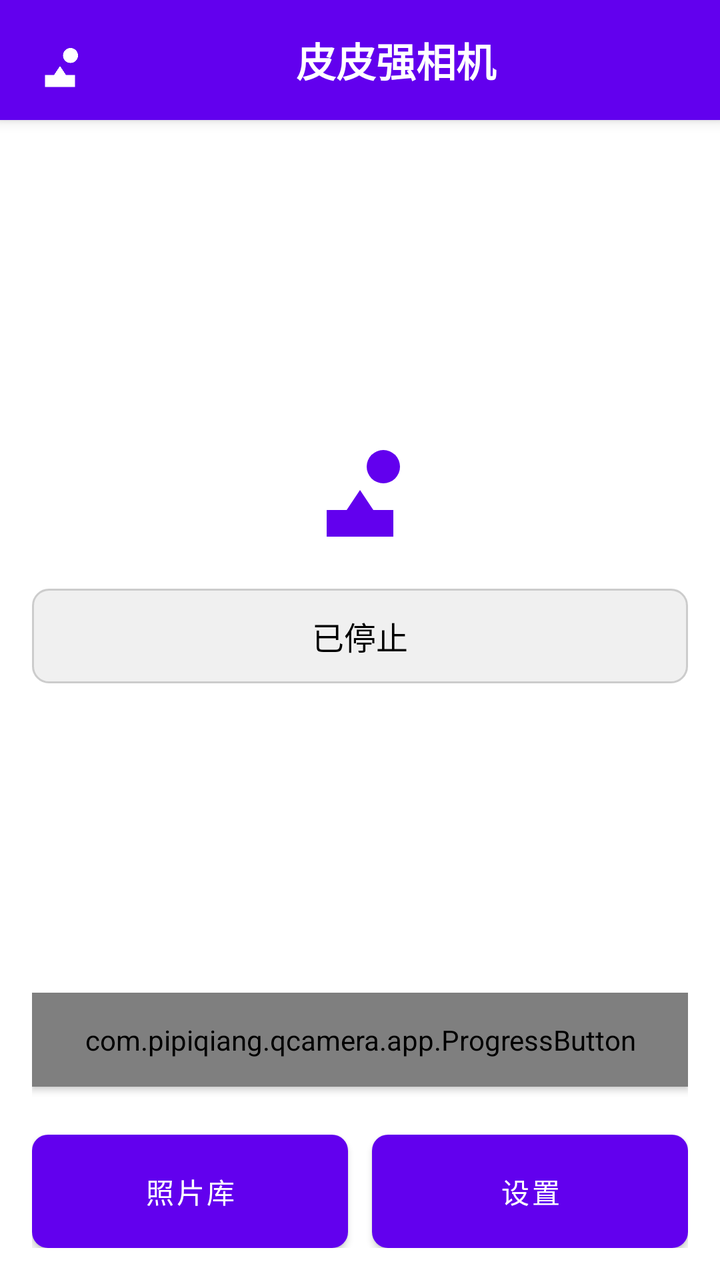
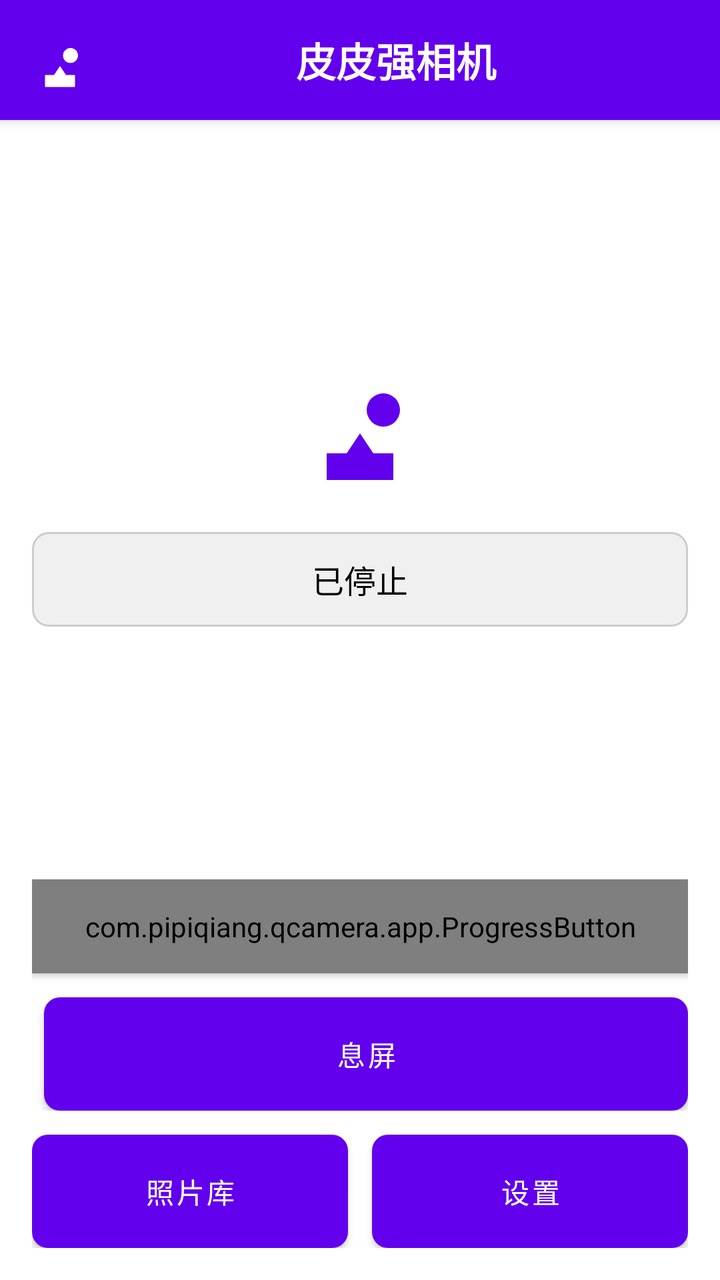

Two renders of the same Android screen: before a commit and after it. Below are the layout's source before the change and the commit's diff.
<!-- AndroidManifest.xml: activity theme Theme.CameraApp.NoActionBar -->
<!-- res/layout/activity_main.xml -->
<?xml version="1.0" encoding="utf-8"?>
<LinearLayout xmlns:android="http://schemas.android.com/apk/res/android"
    xmlns:app="http://schemas.android.com/apk/res-auto"
    xmlns:tools="http://schemas.android.com/tools"
    android:layout_width="match_parent"
    android:layout_height="match_parent"
    android:orientation="vertical"
    tools:context=".MainActivity">

    
    <LinearLayout
        android:layout_width="match_parent"
        android:layout_height="wrap_content"
        android:orientation="horizontal"
        android:padding="12dp"
        android:background="@color/purple_500"
        android:elevation="4dp">

        <ImageView
            android:layout_width="36dp"
            android:layout_height="36dp"
            android:src="@drawable/ic_camera"
            android:layout_gravity="center_vertical"
            app:tint="@android:color/white" />

        <TextView
            android:layout_width="0dp"
            android:layout_height="wrap_content"
            android:layout_weight="1"
            android:text="@string/app_name"
            android:textSize="20sp"
            android:textStyle="bold"
            android:textColor="@android:color/white"
            android:gravity="center"
            android:layout_gravity="center_vertical" />

        
        <TextView
            android:id="@+id/tv_capture_count"
            android:layout_width="wrap_content"
            android:layout_height="wrap_content"
            android:text="已拍张数: 0"
            android:textSize="14sp"
            android:textColor="@android:color/white"
            android:layout_gravity="center_vertical"
            android:visibility="gone" />

    </LinearLayout>

    
    <FrameLayout
        android:id="@+id/camera_preview_container"
        android:layout_width="match_parent"
        android:layout_height="0dp"
        android:layout_weight="1"
        android:background="@android:color/black"
        android:visibility="gone">
        
        <TextureView
            android:id="@+id/texture_view"
            android:layout_width="match_parent"
            android:layout_height="match_parent" />
            
        
        <ImageView
            android:id="@+id/iv_captured_image"
            android:layout_width="match_parent"
            android:layout_height="match_parent"
            android:visibility="gone"
            android:scaleType="centerCrop" />

        
        <TextView
            android:id="@+id/tv_capture_time"
            android:layout_width="wrap_content"
            android:layout_height="wrap_content"
            android:layout_gravity="bottom|start"
            android:layout_margin="12dp"
            android:paddingLeft="8dp"
            android:paddingRight="8dp"
            android:paddingTop="4dp"
            android:paddingBottom="4dp"
            android:textColor="@android:color/white"
            android:textSize="14sp"
            android:background="#66000000"
            android:visibility="gone"
            android:text="" />

        
        <TextView
            android:id="@+id/tv_upload_status"
            android:layout_width="wrap_content"
            android:layout_height="wrap_content"
            android:layout_gravity="bottom|end"
            android:layout_margin="12dp"
            android:paddingLeft="8dp"
            android:paddingRight="8dp"
            android:paddingTop="4dp"
            android:paddingBottom="4dp"
            android:textColor="@android:color/white"
            android:textSize="14sp"
            android:background="#66000000"
            android:visibility="gone"
            android:text="待上传: 0" />
            
        
        <ImageButton
            android:id="@+id/btn_flash_indicator"
            android:layout_width="40dp"
            android:layout_height="40dp"
            android:layout_gravity="top|end"
            android:layout_margin="12dp"
            android:background="@drawable/circle_background"
            android:src="@drawable/ic_flash_off"
            android:contentDescription="闪光灯状态"
            android:elevation="2dp" />
            
    </FrameLayout>

    
    <LinearLayout
        android:id="@+id/app_icon_container"
        android:layout_width="match_parent"
        android:layout_height="0dp"
        android:layout_weight="1"
        android:orientation="vertical"
        android:gravity="center"
        android:padding="16dp">

        <ImageView
            android:id="@+id/app_icon"
            android:layout_width="80dp"
            android:layout_height="80dp"
            android:src="@drawable/ic_camera"
            app:tint="@color/purple_500" />

        <TextView
            android:id="@+id/tv_status"
            android:layout_width="match_parent"
            android:layout_height="wrap_content"
            android:text="@string/status_stopped"
            android:textSize="16sp"
            android:gravity="center"
            android:layout_marginTop="16dp"
            android:padding="12dp"
            android:background="@drawable/status_background"
            android:textColor="@android:color/primary_text_light" />

    </LinearLayout>

    
    <LinearLayout
        android:layout_width="match_parent"
        android:layout_height="wrap_content"
        android:orientation="vertical"
        android:padding="16dp">

    <com.pipiqiang.qcamera.app.ProgressButton
            android:id="@+id/btn_start_stop"
            android:layout_width="match_parent"
            android:layout_height="wrap_content"
            android:text="@string/start_capture"
            android:textSize="16sp"
            android:layout_marginBottom="12dp"
            android:padding="14dp"
            android:background="@drawable/rounded_button"
            android:textColor="@android:color/white"
            android:elevation="2dp" />

        <LinearLayout
            android:layout_width="match_parent"
            android:layout_height="wrap_content"
            android:orientation="horizontal"
            android:layout_marginBottom="12dp">

            <Button
                android:id="@+id/btn_select_camera"
                android:layout_width="0dp"
                android:layout_height="wrap_content"
                android:layout_weight="1"
                android:text="选择摄像头"
                android:textSize="14sp"
                android:layout_marginEnd="6dp"
                android:padding="12dp"
                android:background="@drawable/rounded_button_secondary"
                android:textColor="@android:color/white"
                android:visibility="gone"
                android:elevation="2dp" />

            <Button
                android:id="@+id/btn_flash_toggle"
                android:layout_width="0dp"
                android:layout_height="wrap_content"
                android:layout_weight="1"
                android:text="闪光灯: 关"
                android:textSize="14sp"
                android:layout_marginStart="6dp"
                android:padding="12dp"
                android:background="@drawable/rounded_button_secondary"
                android:textColor="@android:color/white"
                android:visibility="gone"
                android:elevation="2dp" />

        </LinearLayout>

        <LinearLayout
            android:layout_width="match_parent"
            android:layout_height="wrap_content"
            android:orientation="horizontal">

            <Button
                android:id="@+id/btn_gallery"
                android:layout_width="0dp"
                android:layout_height="wrap_content"
                android:layout_weight="1"
                android:text="@string/photo_gallery"
                android:textSize="14sp"
                android:layout_marginEnd="6dp"
                android:padding="12dp"
                android:background="@drawable/rounded_button"
                android:textColor="@android:color/white"
                android:elevation="2dp" />

            <Button
                android:id="@+id/btn_settings"
                android:layout_width="0dp"
                android:layout_height="wrap_content"
                android:layout_weight="1"
                android:text="@string/settings"
                android:textSize="14sp"
                android:layout_marginStart="6dp"
                android:padding="12dp"
                android:background="@drawable/rounded_button"
                android:textColor="@android:color/white"
                android:elevation="2dp" />

        </LinearLayout>

    </LinearLayout>

</LinearLayout>
<!-- resources referenced by this layout -->
<resources>
  <color name="purple_500">#FF6200EE</color>
  <!-- drawable circle_background (drawable) -->
  <?xml version="1.0" encoding="utf-8"?>
  <shape xmlns:android="http://schemas.android.com/apk/res/android"
      android:shape="oval">
      <solid android:color="#80000000" />
  </shape>
  <!-- drawable ic_camera (drawable) -->
  <vector xmlns:android="http://schemas.android.com/apk/res/android"
      android:width="24dp"
      android:height="24dp"
      android:viewportWidth="24"
      android:viewportHeight="24"
      android:tint="?attr/colorControlNormal">
    <path
        android:fillColor="@android:color/white"
        android:pathData="M19,5h-2L17,3L7,3v2L5,5v14h2v2h10v-2h2L19,5zM19,19h-2v-2L7,17v2L5,19L5,5h2L7,3h10v2h2v14z"/>
    <path
        android:fillColor="@android:color/white"
        android:pathData="M15.5,10.5m-2.5,0a2.5,2.5 0,1 1,5 0a2.5,2.5 0,1 1,-5 0"/>
    <path
        android:fillColor="@android:color/white"
        android:pathData="M12,14l-2,3h4l-2,-3z"/>
  </vector>
  <!-- drawable ic_flash_off (drawable) -->
  <vector xmlns:android="http://schemas.android.com/apk/res/android"
      android:width="24dp"
      android:height="24dp"
      android:viewportWidth="24"
      android:viewportHeight="24"
      android:tint="?attr/colorControlNormal">
    <path
        android:fillColor="@android:color/white"
        android:pathData="M3.27,3L2,4.27l5,5V13h3v9l3.58,-6.14L17.73,20 19,18.73 3.27,3zM17,10h-4l4,-8H7v2.18l8.46,8.46L17,10z"/>
  </vector>
  <!-- drawable rounded_button (drawable) -->
  <?xml version="1.0" encoding="utf-8"?>
  <shape xmlns:android="http://schemas.android.com/apk/res/android"
      android:shape="rectangle">
      <solid android:color="@color/purple_500" />
      <corners android:radius="8dp" />
  </shape>
  <!-- drawable rounded_button_secondary (drawable) -->
  <?xml version="1.0" encoding="utf-8"?>
  <shape xmlns:android="http://schemas.android.com/apk/res/android"
      android:shape="rectangle">
      <solid android:color="@color/purple_700" />
      <corners android:radius="8dp" />
  </shape>
  <!-- drawable status_background (drawable) -->
  <?xml version="1.0" encoding="utf-8"?>
  <shape xmlns:android="http://schemas.android.com/apk/res/android">
      <solid android:color="#F0F0F0" />
      <corners android:radius="8dp" />
      <stroke android:width="1dp" android:color="#CCCCCC" />
  </shape>
  <string name="app_name">皮皮强相机</string>
  <string name="photo_gallery">照片库</string>
  <string name="settings">设置</string>
  <string name="start_capture">开始拍照</string>
  <string name="status_stopped">已停止</string>
  <style name="Theme.CameraApp.NoActionBar" parent="Theme.CameraApp">
          <item name="windowActionBar">false</item>
          <item name="windowNoTitle">true</item>
      </style>
  <color name="purple_700">#FF3700B3</color>
  <style name="Theme.CameraApp" parent="Theme.MaterialComponents.DayNight.DarkActionBar">
          
          <item name="colorPrimary">@color/purple_500</item>
          <item name="colorPrimaryVariant">@color/purple_700</item>
          <item name="colorOnPrimary">@color/white</item>
          
          <item name="colorSecondary">@color/teal_200</item>
          <item name="colorSecondaryVariant">@color/teal_700</item>
          <item name="colorOnSecondary">@color/black</item>
          
          <item name="android:statusBarColor">?attr/colorPrimaryVariant</item>
          
      </style>
  <color name="white">#FFFFFFFF</color>
  <color name="teal_200">#FF03DAC5</color>
  <color name="teal_700">#FF018786</color>
  <color name="black">#FF000000</color>
</resources>

<!-- the commit's change to res/layout/activity_main.xml (unified diff, before → after) -->
@@ -114,6 +114,16 @@
             android:src="@drawable/ic_flash_off"
             android:contentDescription="闪光灯状态"
             android:elevation="2dp" />
+
+        
+        <View
+            android:id="@+id/black_overlay"
+            android:layout_width="match_parent"
+            android:layout_height="match_parent"
+            android:background="@android:color/black"
+            android:visibility="gone"
+            android:clickable="true"
+            android:focusable="true" />
             
     </FrameLayout>
 
@@ -201,6 +211,19 @@
                 android:visibility="gone"
                 android:elevation="2dp" />
 
+            <Button
+                android:id="@+id/btn_screen_off"
+                android:layout_width="0dp"
+                android:layout_height="wrap_content"
+                android:layout_weight="1"
+                android:text="息屏"
+                android:textSize="14sp"
+                android:layout_marginStart="6dp"
+                android:padding="12dp"
+                android:background="@drawable/rounded_button_secondary"
+                android:textColor="@android:color/white"
+                android:elevation="2dp" />
+
         </LinearLayout>
 
         <LinearLayout
